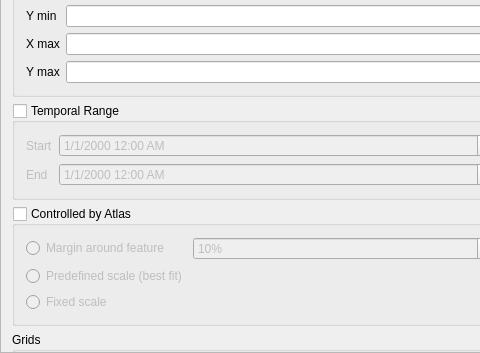
Old version of the form src/ui/layout/qgslayoutmapwidgetbase.ui in the repository qgis/QGIS; both pictures show x 0 to 480 and y 396 to 749 of the 564 by 749 pixel window.
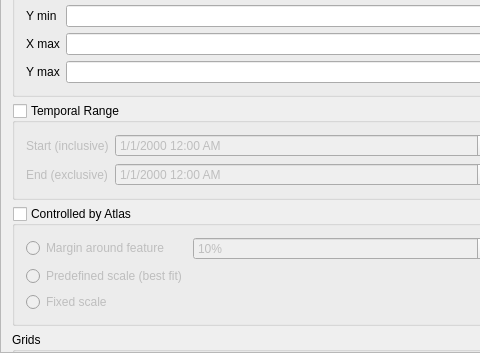
New version of the form. Icons and pictures are not drawn. Custom widgets are drawn as their Qt base class.

Commit message:
[layouts] Ensure time range set for map items have end exclusive if they are not set to show a time instant
And clearly reflect this in the UI

```diff
--- a/src/ui/layout/qgslayoutmapwidgetbase.ui
+++ b/src/ui/layout/qgslayoutmapwidgetbase.ui
@@ -88,9 +88,9 @@
       <property name="geometry">
        <rect>
         <x>0</x>
-        <y>0</y>
+        <y>-376</y>
         <width>548</width>
-        <height>1336</height>
+        <height>1398</height>
        </rect>
       </property>
       <property name="sizePolicy">
@@ -445,11 +445,8 @@
          <layout class="QGridLayout" name="gridLayout_5">
           <item row="0" column="0">
            <widget class="QLabel" name="mStartDateTimeLabel">
-            <property name="enabled">
-             <bool>true</bool>
-            </property>
             <property name="text">
-             <string>Start</string>
+             <string>Start (inclusive)</string>
             </property>
             <property name="wordWrap">
              <bool>false</bool>
@@ -484,11 +481,8 @@
           </item>
           <item row="1" column="0">
            <widget class="QLabel" name="mEndDateTimeLabel">
-            <property name="enabled">
-             <bool>true</bool>
-            </property>
             <property name="text">
-             <string>End</string>
+             <string>End (exclusive)</string>
             </property>
             <property name="wordWrap">
              <bool>false</bool>
@@ -1010,28 +1004,28 @@
  </widget>
  <layoutdefault spacing="6" margin="11"/>
  <customwidgets>
-  <customwidget>
-   <class>QgsSpinBox</class>
-   <extends>QSpinBox</extends>
-   <header>qgsspinbox.h</header>
-  </customwidget>
   <customwidget>
    <class>QgsDoubleSpinBox</class>
    <extends>QDoubleSpinBox</extends>
    <header>qgsdoublespinbox.h</header>
   </customwidget>
-  <customwidget>
-   <class>QgsProjectionSelectionWidget</class>
-   <extends>QWidget</extends>
-   <header>qgsprojectionselectionwidget.h</header>
-   <container>1</container>
-  </customwidget>
   <customwidget>
    <class>QgsScrollArea</class>
    <extends>QScrollArea</extends>
    <header>qgsscrollarea.h</header>
    <container>1</container>
   </customwidget>
+  <customwidget>
+   <class>QgsProjectionSelectionWidget</class>
+   <extends>QWidget</extends>
+   <header>qgsprojectionselectionwidget.h</header>
+   <container>1</container>
+  </customwidget>
+  <customwidget>
+   <class>QgsSpinBox</class>
+   <extends>QSpinBox</extends>
+   <header>qgsspinbox.h</header>
+  </customwidget>
   <customwidget>
    <class>QgsPropertyOverrideButton</class>
    <extends>QToolButton</extends>
```
Left out of the diff: 2 changed lines with no effect on the pictures. The commit also changes 2 other files.
